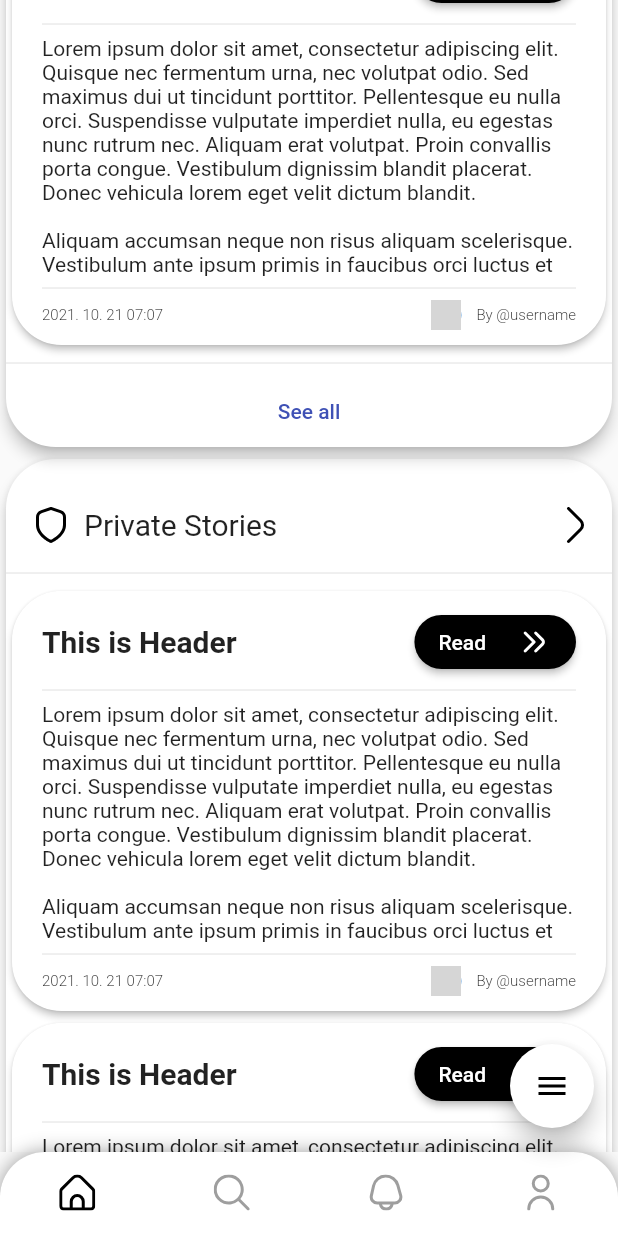
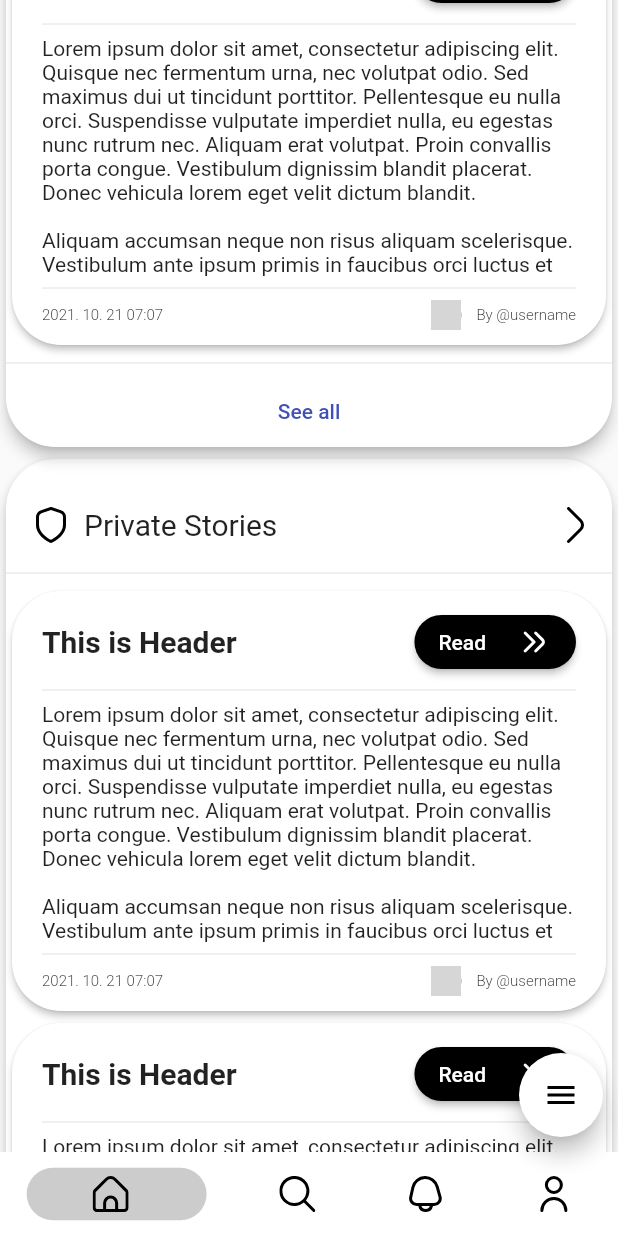
Before and after one commit to mqhamdam/thestories, a Flutter app: the screen it shows after launch, scrolled down 2880 dp, on a phone screen of 412 x 824 dp. Run offline on Flutter 3.47's test engine with Material 2 defaults, Android fonts, the light colour scheme and no system bars; drawn by our look-alikes of persistent_bottom_nav_bar; our stand-ins replace auto_route, cloud_firestore, firebase_auth, firebase_core, flutter_inner_drawer, flutter_svg and 4 more; accounts and stored records are empty; network calls fail; grey boxes are pictures that could not be loaded.

Commit message:
fix routing

```diff
--- a/lib/main.dart
+++ b/lib/main.dart
@@ -6,6 +6,7 @@ import 'package:thestories/presentation/my_app.dart';
 
 void main() async {
   WidgetsFlutterBinding.ensureInitialized();
+  //re run build
   await Firebase.initializeApp();
   // ! ACTIVE WHEN IN PROD
   // await FirebaseAppCheck.instance
--- a/lib/presentation/custom_widgets/custom_back_button.dart
+++ b/lib/presentation/custom_widgets/custom_back_button.dart
@@ -8,7 +8,7 @@ class CustomBackButton extends StatelessWidget {
   @override
   Widget build(BuildContext context) {
     return IconButton(
-      onPressed: () => AutoRouter.of(context).pop(),
+      onPressed: () => Navigator.of(context).pop(),
       icon: SvgPicture.asset('assets/icons/fi-rr-angle-left.svg'),
     );
   }
--- a/lib/presentation/initial_page.dart
+++ b/lib/presentation/initial_page.dart
@@ -1,89 +1,69 @@
-import 'package:auto_route/auto_route.dart';
 import 'package:flutter/material.dart';
 import 'package:flutter_svg/flutter_svg.dart';
+import 'package:persistent_bottom_nav_bar/persistent-tab-view.dart';
 import 'package:thestories/presentation/custom_widgets/animated_fab_menu.dart';
-import 'package:thestories/presentation/routes/app_router.gr.dart';
+import 'package:thestories/presentation/pages/compose_story/compose_story_page.dart';
+import 'package:thestories/presentation/pages/notifications/notifications_page.dart';
+import 'package:thestories/presentation/pages/profile/profile_page.dart';
+import 'package:thestories/presentation/pages/reading/reading_page.dart';
+import 'package:thestories/presentation/pages/search/global_search_page.dart';
+import 'package:thestories/presentation/pages/settings/settings_page.dart';
+import 'package:thestories/presentation/pages/stories/stories_page.dart';
 
 class InitialScreen extends StatelessWidget {
   const InitialScreen({Key? key}) : super(key: key);
 
   @override
   Widget build(BuildContext context) {
-    return AutoTabsScaffold(
-        routes: const [
-          StoriesScreenRoute(),
-          GlobalSearchScreenRoute(),
-          NotificationsScreenRoute(),
-          ProfileScreenRoute(),
+    return PersistentTabView(
+      context,
+      screens: const [
+        StoriesScreen(),
+        GlobalSearchScreen(),
+        NotificationsScreen(),
+        ProfileScreen(),
       ],
-        bottomNavigationBuilder: (_, router) {
-          return Container(
-            decoration: const BoxDecoration(
-              borderRadius: BorderRadius.only(
-                  topRight: Radius.circular(30), topLeft: Radius.circular(30),),
-              boxShadow: [
-                BoxShadow(
-                    color: Colors.black38, blurRadius: 10,),
-              ],
-            ),
-            child: ClipRRect(
-              borderRadius: const BorderRadius.only(
-                topLeft: Radius.circular(30.0),
-                topRight: Radius.circular(30.0),
-              ),
-              child: BottomNavigationBar(
-                elevation: 8,
-                backgroundColor: Colors.white,
-                type: BottomNavigationBarType.fixed,
-                showUnselectedLabels: false,
-                showSelectedLabels: false,
-                currentIndex: router.activeIndex,
-                onTap: router.setActiveIndex,
-                items: <BottomNavigationBarItem>[
-                  BottomNavigationBarItem(
+      items: [
+        PersistentBottomNavBarItem(
           icon: SvgPicture.asset(
             'assets/icons/fi-rr-home.svg',
-                        color: router.activeIndex == 0
-                            ? Colors.black
-                            : Colors.black38,
           ),
-                      label: '',),
-                  BottomNavigationBarItem(
+          activeColorPrimary: Colors.black,
+          inactiveColorPrimary: Colors.grey,
+        ),
+        PersistentBottomNavBarItem(
           icon: SvgPicture.asset(
             'assets/icons/fi-rr-search.svg',
-                        color: router.activeIndex == 1
-                            ? Colors.black
-                            : Colors.black38,
           ),
-                      label: '',),
-                  BottomNavigationBarItem(
+          activeColorPrimary: Colors.black,
+          inactiveColorPrimary: Colors.grey,
+        ),
+        PersistentBottomNavBarItem(
           icon: SvgPicture.asset(
             'assets/icons/fi-rr-bell.svg',
-                        color: router.activeIndex == 2
-                            ? Colors.black
-                            : Colors.black38,
           ),
-                      label: '',),
-                  BottomNavigationBarItem(
+          activeColorPrimary: Colors.black,
+          inactiveColorPrimary: Colors.grey,
+        ),
+        PersistentBottomNavBarItem(
           icon: SvgPicture.asset(
             'assets/icons/fi-rr-user.svg',
-                        color: router.activeIndex == 3
-                            ? Colors.black
-                            : Colors.black38,
           ),
-                      label: '',),
+          activeColorPrimary: Colors.black,
+          inactiveColorPrimary: Colors.grey,
+        ),
       ],
-              ),
-            ),
-          );
-        },
-        floatingActionButton: AnimatedFabMenu(children: [
+      floatingActionButton: AnimatedFabMenu(
+        children: [
           FloatingActionButton(
             heroTag: UniqueKey(),
             backgroundColor: Colors.white,
             mini: true,
             onPressed: () {
-              AutoRouter.of(context).push(const ComposeStoryScreenRoute());
+              pushNewScreen(
+                context,
+                screen: const ComposeStoryScreen(),
+              );
             },
             child: SvgPicture.asset(
               'assets/icons/fi-rr-edit.svg',
@@ -94,7 +74,10 @@ class InitialScreen extends StatelessWidget {
             backgroundColor: Colors.white,
             mini: true,
             onPressed: () {
-              AutoRouter.of(context).push(const ReadingScreenRoute());
+              pushNewScreen(
+                context,
+                screen: const ReadingScreen(),
+              );
             },
             child: SvgPicture.asset(
               'assets/icons/fi-rr-book-alt.svg',
@@ -105,17 +88,17 @@ class InitialScreen extends StatelessWidget {
             backgroundColor: Colors.white,
             mini: true,
             onPressed: () {
-              AutoRouter.of(context).push(const SettingsScreenRoute());
+              pushNewScreen(
+                context,
+                screen: const SettingsScreen(),
+              );
             },
             child: SvgPicture.asset(
               'assets/icons/fi-rr-settings.svg',
             ),
           ),
-        ],),);
+        ],
+      ),
+    );
   }
 }
-// FloatingActionButton(
-//         backgroundColor: Colors.white,
-//         child: SvgPicture.asset('assets/icons/fi-rr-line-width.svg'),
-//         onPressed: () {},
-//       ),
--- a/lib/presentation/my_app.dart
+++ b/lib/presentation/my_app.dart
@@ -1,19 +1,19 @@
 import 'package:flutter/material.dart';
+import 'package:thestories/presentation/routes/app_router.dart';
 
-import 'routes/app_router.gr.dart';
 import 'theme/theme_barrier.dart';
 
 class MyApp extends StatelessWidget {
   MyApp({Key? key}) : super(key: key);
 
-  final _appRouter = AppRouter();
+  final _appRouter = RouteGenerator();
   @override
   Widget build(BuildContext context) {
-    return MaterialApp.router(
+    return MaterialApp(
       debugShowCheckedModeBanner: false,
       theme: ligthTheme(),
-      routerDelegate: _appRouter.delegate(),
-      routeInformationParser: _appRouter.defaultRouteParser(),
+      initialRoute: '/',
+      onGenerateRoute: _appRouter.generateRoute,
     );
   }
 }
--- a/lib/presentation/pages/infinite_stroy_list/widgets/story_list_item.dart
+++ b/lib/presentation/pages/infinite_stroy_list/widgets/story_list_item.dart
@@ -1,9 +1,7 @@
-import 'package:auto_route/auto_route.dart';
 import 'package:flutter/material.dart';
 import 'package:flutter_svg/flutter_svg.dart';
 import 'package:thestories/data/dummy_data.dart';
 import 'package:thestories/presentation/custom_widgets/custom_avatar.dart';
-import 'package:thestories/presentation/routes/app_router.gr.dart';
 
 class StoryListItem extends StatelessWidget {
   const StoryListItem({Key? key}) : super(key: key);
@@ -56,7 +54,7 @@ class StoryListItem extends StatelessWidget {
                 const Spacer(),
                 ElevatedButton(
                   onPressed: () {
-                    AutoRouter.of(context).push(const ReadingScreenRoute());
+                    // Navigator.of(context).push();
                   },
                   style: ButtonStyle(
                     backgroundColor: MaterialStateProperty.all(Colors.black),
--- a/lib/presentation/pages/profile/profile_page.dart
+++ b/lib/presentation/pages/profile/profile_page.dart
@@ -1,7 +1,6 @@
 import 'package:flutter/material.dart';
 import 'package:flutter_svg/svg.dart';
 import 'package:thestories/data/dummy_data.dart';
-import 'package:thestories/presentation/routes/app_router.gr.dart';
 
 class ProfileScreen extends StatelessWidget {
   const ProfileScreen({Key? key}) : super(key: key);
@@ -161,7 +160,6 @@ class ProfileScreen extends StatelessWidget {
                               style: TextStyle(color: Colors.black),
                             ),
                             onPressed: () {
-                              const AchievementsScreenRoute().show(context);
                             },
                           ),
                         ),
--- a/lib/presentation/pages/reading/reading_page.dart
+++ b/lib/presentation/pages/reading/reading_page.dart
@@ -1,6 +1,5 @@
 import 'dart:ui';
 
-import 'package:auto_route/auto_route.dart';
 import 'package:flutter/material.dart';
 import 'package:flutter_inner_drawer/inner_drawer.dart';
 import 'package:flutter_svg/flutter_svg.dart';
@@ -9,7 +8,6 @@ import 'package:thestories/presentation/custom_widgets/custom_avatar.dart';
 import 'package:thestories/presentation/custom_widgets/custom_back_button.dart';
 import 'package:thestories/presentation/pages/reading/widgets/reading_body.dart';
 import 'package:thestories/presentation/pages/reading/widgets/reading_drawer.dart';
-import 'package:thestories/presentation/routes/app_router.gr.dart';
 
 class ReadingScreen extends StatefulWidget {
   const ReadingScreen({Key? key}) : super(key: key);
@@ -60,8 +58,7 @@ class _ReadingScreenState extends State<ReadingScreen>
           leading: const CustomBackButton(),
           title: GestureDetector(
             onTap: () {
-              AutoRouter.innerRouterOf(context, StoriesScreenRoute.name)!
-                  .push(const ProfileScreenRoute());
+
             },
             child: Row(
               children: [
--- a/lib/presentation/pages/search/widgets/global_search_body.dart
+++ b/lib/presentation/pages/search/widgets/global_search_body.dart
@@ -9,8 +9,7 @@ class GlobalSearchBody extends StatelessWidget {
 
   @override
   Widget build(BuildContext context) {
-    return Scaffold(
-      body: Padding(
+    return Padding(
       padding: const EdgeInsets.only(top: kToolbarHeight + 40),
       child: CustomScrollView(
         physics: const BouncingScrollPhysics(
@@ -77,7 +76,6 @@ class GlobalSearchBody extends StatelessWidget {
           ),
         ],
       ),
-      ),
     );
   }
 }
--- a/lib/presentation/pages/search/widgets/series_hor_mini_preview.dart
+++ b/lib/presentation/pages/search/widgets/series_hor_mini_preview.dart
@@ -59,7 +59,7 @@ class SeriesHorMiniPreview extends StatelessWidget {
                         ClipRRect(
                           borderRadius: BorderRadius.circular(22),
                           child: Image.network(
-                            coverStoryTemp,
+                            coverSeriesTemp,
                             fit: BoxFit.fitHeight,
                           ),
                         ),
--- a/lib/presentation/pages/special_story/special_story.dart
+++ b/lib/presentation/pages/special_story/special_story.dart
@@ -2,7 +2,6 @@ import 'package:flutter/material.dart';
 import 'package:flutter_svg/flutter_svg.dart';
 import 'package:thestories/presentation/custom_widgets/custom_back_button.dart';
 import 'package:thestories/presentation/pages/stories/widgets/story_mini_preview.dart';
-import 'package:thestories/presentation/routes/app_router.gr.dart';
 
 class SpecialStoryScreen extends StatelessWidget {
   const SpecialStoryScreen({Key? key}) : super(key: key);
@@ -45,7 +44,6 @@ class SpecialStoryScreen extends StatelessWidget {
                       const Spacer(),
                       IconButton(
                         onPressed: () {
-                          const InfiniteStoryListScreenRoute().show(context);
                         },
                         icon: SvgPicture.asset(
                           'assets/icons/fi-rr-angle-right.svg',
@@ -59,7 +57,6 @@ class SpecialStoryScreen extends StatelessWidget {
                 const Divider(),
                 TextButton(
                   onPressed: () {
-                    const InfiniteStoryListScreenRoute().show(context);
                   },
                   child: const Text('See all'),
                 ),
--- a/lib/presentation/routes/app_router.dart
+++ b/lib/presentation/routes/app_router.dart
@@ -1,70 +1,88 @@
-import 'package:auto_route/annotations.dart';
-import 'package:auto_route/auto_route.dart';
+import 'package:flutter/material.dart';
 import 'package:thestories/presentation/initial_page.dart';
 import 'package:thestories/presentation/pages/achievements/achievements_page.dart';
-import 'package:thestories/presentation/pages/authentication/authentication_page.dart';
 import 'package:thestories/presentation/pages/compose_story/compose_story_page.dart';
 import 'package:thestories/presentation/pages/infinite_stroy_list/infinite_story_list_page.dart';
-import 'package:thestories/presentation/pages/notifications/notifications_page.dart';
 import 'package:thestories/presentation/pages/profile/profile_page.dart';
+import 'package:thestories/presentation/pages/profile/widgets/story_single_preview.dart';
 import 'package:thestories/presentation/pages/reading/reading_page.dart';
-import 'package:thestories/presentation/pages/search/global_search_page.dart';
 import 'package:thestories/presentation/pages/settings/settings_page.dart';
 import 'package:thestories/presentation/pages/settings/subpages/account_settings_page.dart';
 import 'package:thestories/presentation/pages/settings/subpages/bookmarks_settings_page.dart';
 import 'package:thestories/presentation/pages/settings/subpages/notification_settings_page.dart';
 import 'package:thestories/presentation/pages/special_story/special_story.dart';
-import 'package:thestories/presentation/pages/stories/stories_page.dart';
+import 'package:thestories/presentation/routes/route_names.dart';
 
-@MaterialAutoRouter(
-  routes: <AutoRoute>[
-    AutoRoute(
-      // initial: true,
-      page: AuthenticationScreen,
-    ),
-    AutoRoute(
-      //initial: true,
-      path: '/',
-      page: InitialScreen,
-      initial: true,
-      children: [
-        AutoRoute(
-          page: StoriesScreen,
-        ),
-        AutoRoute(
-          page: GlobalSearchScreen,
-        ),
-        AutoRoute(page: NotificationsScreen),
-        AutoRoute(
-          page: ProfileScreen,
-        ),
-      ],
-    ),
-    AutoRoute(
-      page: InfiniteStoryListScreen,
-    ),
-    AutoRoute(
-      page: SpecialStoryScreen,
-    ),
-    AutoRoute(
-      page: AchievementsScreen,
-    ),
-    AutoRoute(
-      page: AccountSettingsScreen,
-    ),
-    AutoRoute(
-      page: NotificationSettingsScreen,
-    ),
-    AutoRoute(page: BookmarksSettingsScreen),
-    AutoRoute(
-      page: ComposeStoryScreen,
-    ),
-    AutoRoute(
-      page: ReadingScreen,
-    ),
-    AutoRoute(
-      page: SettingsScreen,
-    ),
-  ],
-)
-class $AppRouter {}
+class RouteGenerator {
+  Route<dynamic> generateRoute(RouteSettings settings) {
+    // Getting arguments passed in while calling Navigator.pushNamed
+    final args = settings.arguments;
+
+    switch (settings.name) {
+      case homeRoute:
+        return MaterialPageRoute(
+          builder: (_) => const InitialScreen(),
+        );
+
+      case profileRoute:
+        return MaterialPageRoute(
+          builder: (_) => const ProfileScreen(),
+        );
+      case specialStoriesRoute:
+        return MaterialPageRoute(
+          builder: (_) => const SpecialStoryScreen(),
+        );
+      case listOfStoriesRoute:
+        return MaterialPageRoute(
+          builder: (_) => const InfiniteStoryListScreen(),
+        );
+      case readingStoryRoute:
+        return MaterialPageRoute(
+          builder: (_) => const ReadingScreen(),
+        );
+      case composeStoryRoute:
+        return MaterialPageRoute(
+          builder: (_) => const ComposeStoryScreen(),
+        );
+      case settingsRoute:
+        return MaterialPageRoute(
+          builder: (_) => const SettingsScreen(),
+        );
+      case accountSettings:
+        return MaterialPageRoute(
+          builder: (_) => const AccountSettingsScreen(),
+        );
+      case bookmarkSettings:
+        return MaterialPageRoute(
+          builder: (_) => const BookmarksSettingsScreen(),
+        );
+      case notificationSettings:
+        return MaterialPageRoute(
+          builder: (_) => const NotificationSettingsScreen(),
+        );
+      case achievementsRoute:
+        return MaterialPageRoute(
+          builder: (_) => const AchievementsScreen(),
+        );
+      case storageSettings:
+      //  return MaterialPageRoute(builder: (_)=>const Storag)
+      default:
+        return _errorRoute();
+    }
+  }
+
+  static Route<dynamic> _errorRoute() {
+    return MaterialPageRoute(
+      builder: (_) {
+        return Scaffold(
+          appBar: AppBar(
+            title: const Text('Error'),
+          ),
+          body: const Center(
+            child: Text('ERROR'),
+          ),
+        );
+      },
+    );
+  }
+}
--- /dev/null
+++ b/lib/presentation/routes/route_names.dart
@@ -0,0 +1,14 @@
+const homeRoute = '/';
+const profileRoute = '/profile';
+const composeStoryRoute = '/composestory';
+const readingStoryRoute = '/readingStory';
+
+const listOfStoriesRoute = '/storieslist';
+const achievementsRoute = '/achievements';
+const specialStoriesRoute = '/specialStories';
+
+const settingsRoute = '/settings';
+const accountSettings = '/accountSettings';
+const bookmarkSettings = '/bookmarkSettings';
+const storageSettings = '/storageSettings';
+const notificationSettings = '/notificationSettings';
```
Also changed, not shown: lib/presentation/pages/search/global_search_page.dart (+14 -10 lines), lib/presentation/pages/settings/settings_page.dart (+3 -5 lines), lib/presentation/pages/stories/stories_page.dart (+48 -19 lines), lib/presentation/pages/stories/widgets/special_group_preview.dart (+12 -3 lines), lib/presentation/pages/stories/widgets/story_mini_preview.dart (+20 -6 lines), lib/injection.config.dart, lib/presentation/routes/app_router.gr.dart (deleted). Lines whose indentation alone changed are shown as unchanged.
